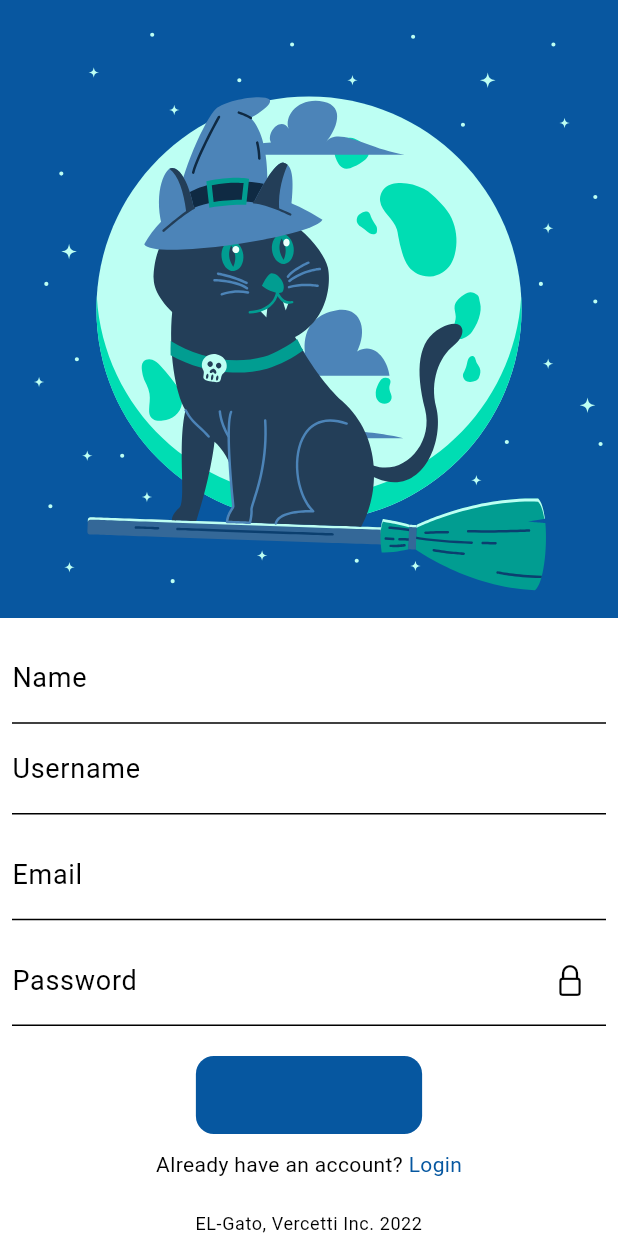
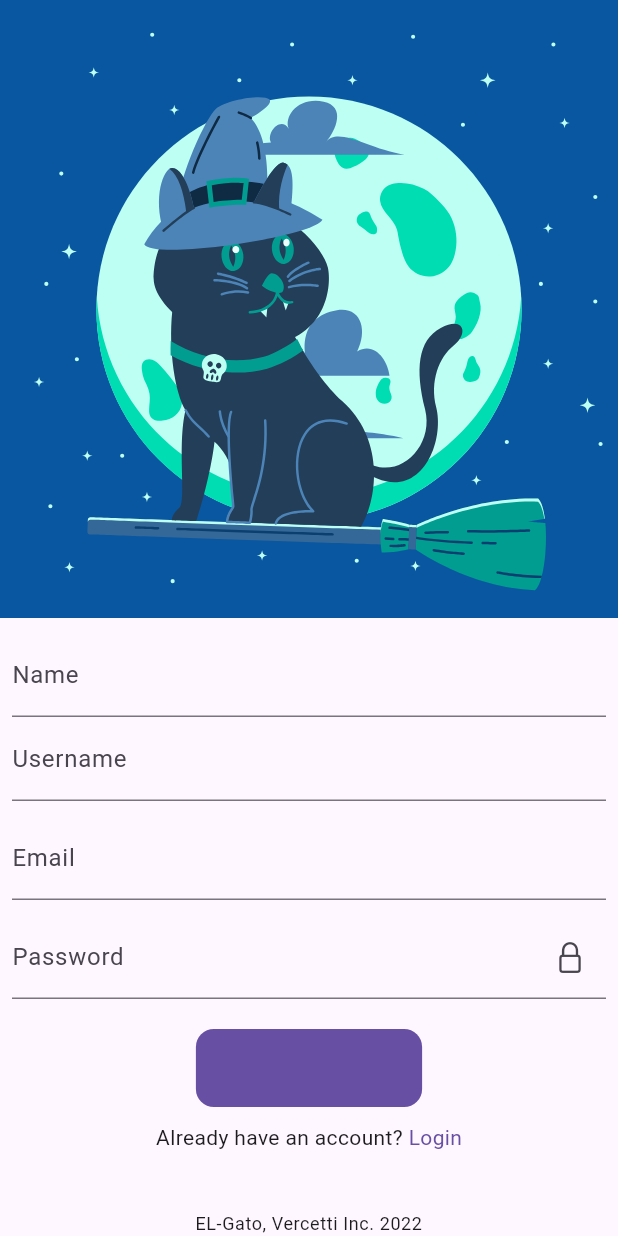
Before and after one commit to flutterkisumu/el_gato, a Flutter app: the CreateAccountPage screen opened by its route, on a phone screen of 412 x 824 dp. Run offline on Flutter 3.47's test engine with Material 2 defaults, Android fonts, the phone set to English and light mode, and no system bars; drawn by our look-alikes of dynamic_color, flutter_form_builder, lottie; our stand-ins replace auto_route, cached_network_image, dio, flutter_riverpod, form_builder_validators, freezed_annotation and 1 more; missing offline and left inert: awesome_dio_interceptor, flutter_masonry_view, insta_image_viewer; statements that could not run were skipped.

Commit message:
fixed issues

```diff
--- a/lib/app/app.dart
+++ b/lib/app/app.dart
@@ -1,7 +1,7 @@
 import 'package:dio/dio.dart';
+import 'package:dynamic_color/dynamic_color.dart';
 import 'package:el_gato/providers/dio_provider/dio_provider.dart';
 import 'package:el_gato/router/router.gr.dart';
-import 'package:el_gato/style/app_colors.dart';
 import 'package:flutter/material.dart';
 // ignore: depend_on_referenced_packages
 import 'package:flutter_localizations/flutter_localizations.dart';
@@ -31,26 +31,19 @@ class _MyCatAppState extends ConsumerState<MyCatApp> {
 
   @override
   Widget build(BuildContext context) {
+    return DynamicColorBuilder(
+      builder: (lightScheme, darkScheme) {
         return MaterialApp.router(
           routerDelegate: _appRouter.delegate(),
           title: 'El Gato',
           theme: ThemeData(
-        textTheme: textTheme(),
             useMaterial3: true,
-        colorScheme: const ColorScheme.light(
-          primary: AppColors.darkBlueColor,
-          secondary: AppColors.darkCyanColor,
-        ),
+            colorScheme: lightScheme,
           ),
           darkTheme: ThemeData(
-        primaryColor: AppColors.darkCyanColor,
             useMaterial3: true,
-        textTheme: textTheme(darkTheme: true),
             brightness: Brightness.dark,
-        colorScheme: const ColorScheme.dark(
-          primary: AppColors.blueColor,
-          secondary: AppColors.cyanColor,
-        ),
+            colorScheme: darkScheme,
           ),
           routeInformationParser: _appRouter.defaultRouteParser(),
           supportedLocales: const [
@@ -62,36 +55,7 @@ class _MyCatAppState extends ConsumerState<MyCatApp> {
             FormBuilderLocalizations.delegate,
           ],
         );
+      },
+    );
   }
 }
-
-/// The text theme for the app
-TextTheme textTheme({bool darkTheme = false}) => TextTheme(
-      titleLarge: TextStyle(
-        fontSize: 24,
-        fontWeight: FontWeight.bold,
-        color: darkTheme ? AppColors.cyanColor : AppColors.darkBlueColor,
-      ),
-      titleMedium: TextStyle(
-        fontSize: 20,
-        fontWeight: FontWeight.bold,
-        color: darkTheme ? AppColors.cyanColor : AppColors.darkBlueColor,
-      ),
-      titleSmall: TextStyle(
-        fontSize: 16,
-        fontWeight: FontWeight.bold,
-        color: darkTheme ? AppColors.cyanColor : AppColors.darkBlueColor,
-      ),
-      bodyLarge: const TextStyle(
-        fontSize: 18,
-        fontWeight: FontWeight.normal,
-      ),
-      bodyMedium: const TextStyle(
-        fontSize: 14,
-        fontWeight: FontWeight.normal,
-      ),
-      bodySmall: const TextStyle(
-        fontSize: 12,
-        fontWeight: FontWeight.normal,
-      ),
-    );
--- a/lib/style/app_colors.dart
+++ b/lib/style/app_colors.dart
@@ -3,8 +3,8 @@
 import 'package:flutter/material.dart';
 
 class AppColors {
-  static const Color cyanColor = Color(0xff00ddb3);
-  static const Color darkCyanColor = Color(0xff009d91);
-  static const Color blueColor = Color(0xff0092e4);
-  static const Color darkBlueColor = Color(0xff0657A0);
+  // static const Color cyanColor = Color(0xff00ddb3);
+  // static const Color darkCyanColor = Color(0xff009d91);
+  // static const Color blueColor = Color(0xff0092e4);
+  // static const Color darkBlueColor = Color(0xff0657A0);
 }
--- a/lib/ui/main_home/feed/breeds/breeds_page.dart
+++ b/lib/ui/main_home/feed/breeds/breeds_page.dart
@@ -18,9 +18,7 @@ class BreedsPage extends ConsumerWidget {
           success: (breeds) => BreedsListWidget(breeds: breeds),
           loading: () {
             return const Center(
-              child: CircularProgressIndicator(
-                color: AppColors.cyanColor,
-              ),
+              child: CircularProgressIndicator(),
             );
           },
           orElse: () {
--- a/lib/ui/main_home/feed/images/images_page.dart
+++ b/lib/ui/main_home/feed/images/images_page.dart
@@ -24,6 +24,8 @@ class ImagesPage extends ConsumerWidget {
           ),
           success: (images) => SingleChildScrollView(
             physics: const BouncingScrollPhysics(),
+            child: SizedBox(
+              width: MediaQuery.of(context).size.width,
               child: MasonryView(
                 listOfItem: images.map((e) => e.url).toList(),
                 numberOfColumn: MediaQuery.of(context).size.height ~/
@@ -35,6 +37,7 @@ class ImagesPage extends ConsumerWidget {
                     ),
                   );
                 },
+              ),
             ),
           ),
         );
--- a/lib/ui/main_home/feed/read_page.dart
+++ b/lib/ui/main_home/feed/read_page.dart
@@ -40,14 +40,11 @@ class ReadPage extends ConsumerWidget {
             1: Text('Pictures'),
             2: Text('Favorites')
           },
-          selectedColor: AppColors.darkCyanColor,
-          borderColor: AppColors.darkCyanColor,
           groupValue: ref.watch(feedIndexProvider),
           onValueChanged: (val) {
             ref.read(feedIndexProvider.notifier).value = val;
           },
         ),
-
         Expanded(
           child: PageStorage(
             bucket: bucket,
--- a/pubspec.yaml
+++ b/pubspec.yaml
@@ -26,6 +26,7 @@ dependencies:
   cached_network_image: ^3.2.3
   cupertino_icons: ^1.0.2
   dio: ^4.0.6
+  dynamic_color: ^1.6.2
   flutter:
     sdk: flutter
   flutter_form_builder: ^7.7.0
```
Also changed, not shown: lib/ui/main_home/main_home_page.dart (+56 -26 lines), pubspec.lock, 10 other files. Lines whose indentation alone changed are shown as unchanged.
